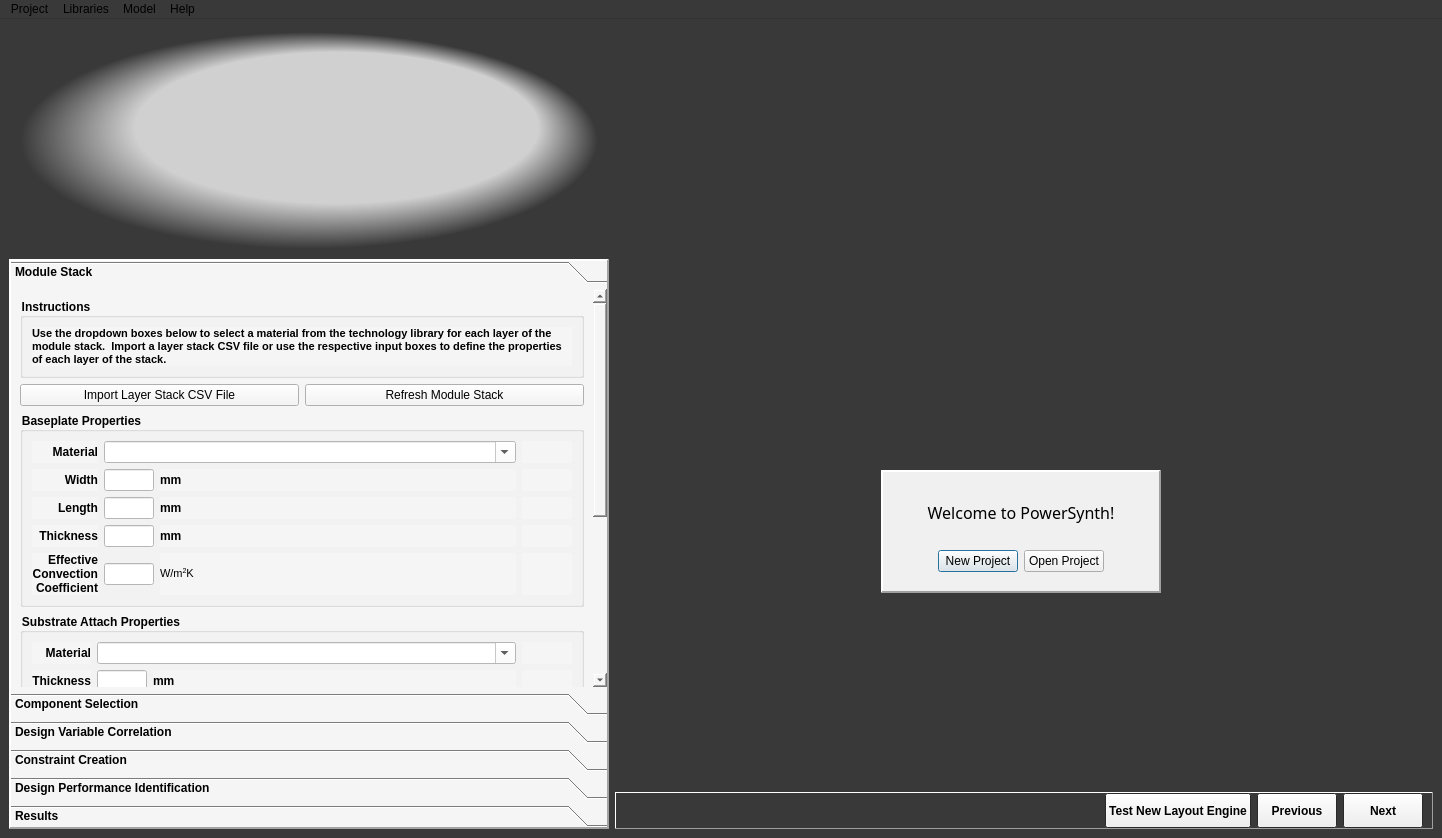
First picture: the form in powercad/project_builder/ui/mainWindow_newlayoutengine.ui, repository e3da/PowerSynth1-src, before the edit.
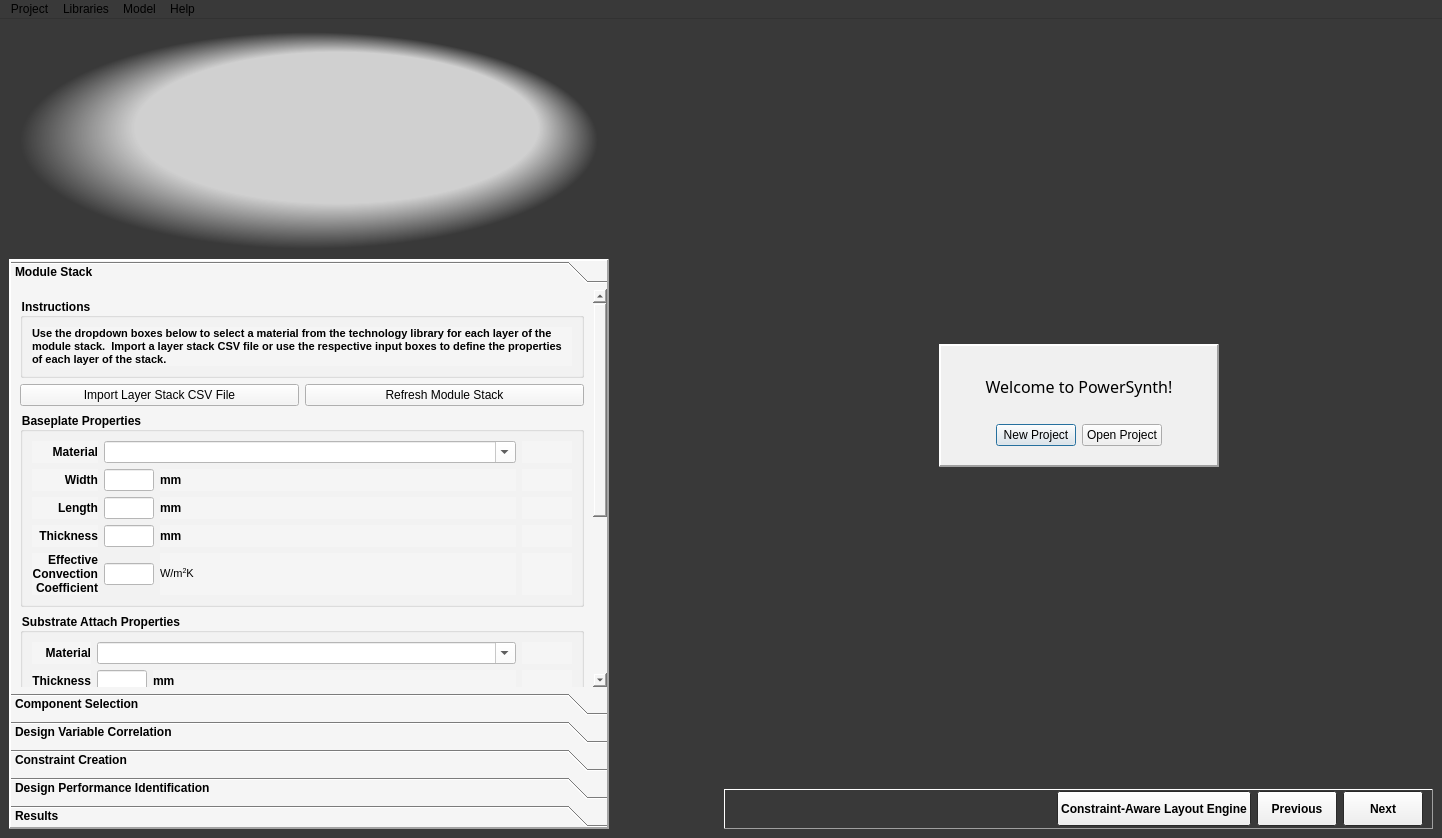
Second picture: the form after the edit. The open tabs and pages were chosen to show the change. Icons and pictures are not drawn.

Diff of the .ui file:
```diff
--- a/powercad/project_builder/ui/mainWindow_newlayoutengine.ui
+++ b/powercad/project_builder/ui/mainWindow_newlayoutengine.ui
@@ -82,7 +82,276 @@
   </property>
   <widget class="QWidget" name="centralwidget">
    <layout class="QGridLayout" name="gridLayout">
-    <item row="5" column="2" colspan="2">
+    <item row="0" column="2" rowspan="4" colspan="2">
+     <widget class="QStackedWidget" name="stackedWidget">
+      <property name="enabled">
+       <bool>true</bool>
+      </property>
+      <property name="palette">
+       <palette>
+        <active>
+         <colorrole role="Base">
+          <brush brushstyle="SolidPattern">
+           <color alpha="255">
+            <red>255</red>
+            <green>255</green>
+            <blue>255</blue>
+           </color>
+          </brush>
+         </colorrole>
+         <colorrole role="Window">
+          <brush brushstyle="SolidPattern">
+           <color alpha="255">
+            <red>240</red>
+            <green>240</green>
+            <blue>240</blue>
+           </color>
+          </brush>
+         </colorrole>
+        </active>
+        <inactive>
+         <colorrole role="Base">
+          <brush brushstyle="SolidPattern">
+           <color alpha="255">
+            <red>255</red>
+            <green>255</green>
+            <blue>255</blue>
+           </color>
+          </brush>
+         </colorrole>
+         <colorrole role="Window">
+          <brush brushstyle="SolidPattern">
+           <color alpha="255">
+            <red>240</red>
+            <green>240</green>
+            <blue>240</blue>
+           </color>
+          </brush>
+         </colorrole>
+        </inactive>
+        <disabled>
+         <colorrole role="Base">
+          <brush brushstyle="SolidPattern">
+           <color alpha="255">
+            <red>240</red>
+            <green>240</green>
+            <blue>240</blue>
+           </color>
+          </brush>
+         </colorrole>
+         <colorrole role="Window">
+          <brush brushstyle="SolidPattern">
+           <color alpha="255">
+            <red>240</red>
+            <green>240</green>
+            <blue>240</blue>
+           </color>
+          </brush>
+         </colorrole>
+        </disabled>
+       </palette>
+      </property>
+      <property name="frameShape">
+       <enum>QFrame::NoFrame</enum>
+      </property>
+      <property name="currentIndex">
+       <number>6</number>
+      </property>
+      <widget class="QWidget" name="page_13">
+       <layout class="QGridLayout" name="gridLayout_8">
+        <item row="0" column="0">
+         <widget class="QLabel" name="lbl_modStackImg">
+          <property name="text">
+           <string>&lt;!DOCTYPE HTML PUBLIC &quot;-//W3C//DTD HTML 4.0//EN&quot; &quot;http://www.w3.org/TR/REC-html40/strict.dtd&quot;&gt;
+&lt;html&gt;&lt;head&gt;&lt;meta name=&quot;qrichtext&quot; content=&quot;1&quot; /&gt;&lt;style type=&quot;text/css&quot;&gt;
+p, li { white-space: pre-wrap; }
+&lt;/style&gt;&lt;/head&gt;&lt;body style=&quot; font-family:'MS Shell Dlg 2'; font-size:8.25pt; font-weight:400; font-style:normal;&quot;&gt;
+&lt;p style=&quot; margin-top:0px; margin-bottom:0px; margin-left:0px; margin-right:0px; -qt-block-indent:0; text-indent:0px;&quot;&gt;&lt;img src=&quot;:/images/images/main_window/dimensions.png&quot; /&gt;&lt;/p&gt;&lt;/body&gt;&lt;/html&gt;</string>
+          </property>
+          <property name="alignment">
+           <set>Qt::AlignCenter</set>
+          </property>
+         </widget>
+        </item>
+       </layout>
+      </widget>
+      <widget class="QWidget" name="page_5"/>
+      <widget class="QWidget" name="page_11"/>
+      <widget class="QWidget" name="page_7"/>
+      <widget class="QWidget" name="page_6"/>
+      <widget class="QWidget" name="page_8">
+       <layout class="QGridLayout" name="gridLayout_2">
+        <property name="margin">
+         <number>0</number>
+        </property>
+        <item row="0" column="0">
+         <widget class="QMdiArea" name="mdiArea"/>
+        </item>
+       </layout>
+      </widget>
+      <widget class="QWidget" name="page_9">
+       <layout class="QGridLayout" name="gridLayout_18">
+        <item row="1" column="1">
+         <widget class="QFrame" name="frame">
+          <property name="styleSheet">
+           <string notr="true">background-color: rgb(240, 240, 240);</string>
+          </property>
+          <property name="frameShape">
+           <enum>QFrame::Panel</enum>
+          </property>
+          <property name="frameShadow">
+           <enum>QFrame::Raised</enum>
+          </property>
+          <property name="lineWidth">
+           <number>2</number>
+          </property>
+          <layout class="QGridLayout" name="gridLayout_17">
+           <item row="2" column="0">
+            <spacer name="horizontalSpacer_9">
+             <property name="orientation">
+              <enum>Qt::Horizontal</enum>
+             </property>
+             <property name="sizeHint" stdset="0">
+              <size>
+               <width>40</width>
+               <height>20</height>
+              </size>
+             </property>
+            </spacer>
+           </item>
+           <item row="2" column="1" colspan="2">
+            <widget class="QPushButton" name="btn_newProject">
+             <property name="text">
+              <string>New Project</string>
+             </property>
+             <property name="default">
+              <bool>true</bool>
+             </property>
+            </widget>
+           </item>
+           <item row="2" column="3">
+            <widget class="QPushButton" name="btn_openProject">
+             <property name="text">
+              <string>Open Project</string>
+             </property>
+            </widget>
+           </item>
+           <item row="2" column="4">
+            <spacer name="horizontalSpacer_10">
+             <property name="orientation">
+              <enum>Qt::Horizontal</enum>
+             </property>
+             <property name="sizeHint" stdset="0">
+              <size>
+               <width>40</width>
+               <height>20</height>
+              </size>
+             </property>
+            </spacer>
+           </item>
+           <item row="0" column="0" colspan="5">
+            <widget class="QLabel" name="label_5">
+             <property name="font">
+              <font>
+               <family>Arial Rounded MT Bold</family>
+               <weight>75</weight>
+               <bold>true</bold>
+              </font>
+             </property>
+             <property name="text">
+              <string>&lt;!DOCTYPE HTML PUBLIC &quot;-//W3C//DTD HTML 4.0//EN&quot; &quot;http://www.w3.org/TR/REC-html40/strict.dtd&quot;&gt;
+&lt;html&gt;&lt;head&gt;&lt;meta name=&quot;qrichtext&quot; content=&quot;1&quot; /&gt;&lt;style type=&quot;text/css&quot;&gt;
+p, li { white-space: pre-wrap; }
+&lt;/style&gt;&lt;/head&gt;&lt;body style=&quot; font-family:'MS Shell Dlg 2'; font-size:8.25pt; font-weight:400; font-style:normal;&quot;&gt;
+&lt;p style=&quot; margin-top:0px; margin-bottom:0px; margin-left:0px; margin-right:0px; -qt-block-indent:0; text-indent:0px;&quot;&gt;&lt;span style=&quot; font-size:12pt;&quot;&gt;Welcome to PowerSynth!&lt;/span&gt;&lt;/p&gt;&lt;/body&gt;&lt;/html&gt;</string>
+             </property>
+             <property name="alignment">
+              <set>Qt::AlignCenter</set>
+             </property>
+             <property name="wordWrap">
+              <bool>true</bool>
+             </property>
+             <property name="margin">
+              <number>20</number>
+             </property>
+            </widget>
+           </item>
+           <item row="3" column="1">
+            <spacer name="verticalSpacer_19">
+             <property name="orientation">
+              <enum>Qt::Vertical</enum>
+             </property>
+             <property name="sizeType">
+              <enum>QSizePolicy::Fixed</enum>
+             </property>
+             <property name="sizeHint" stdset="0">
+              <size>
+               <width>20</width>
+               <height>10</height>
+              </size>
+             </property>
+            </spacer>
+           </item>
+          </layout>
+         </widget>
+        </item>
+        <item row="0" column="1">
+         <spacer name="verticalSpacer_16">
+          <property name="orientation">
+           <enum>Qt::Vertical</enum>
+          </property>
+          <property name="sizeHint" stdset="0">
+           <size>
+            <width>273</width>
+            <height>277</height>
+           </size>
+          </property>
+         </spacer>
+        </item>
+        <item row="2" column="1">
+         <spacer name="verticalSpacer_17">
+          <property name="orientation">
+           <enum>Qt::Vertical</enum>
+          </property>
+          <property name="sizeHint" stdset="0">
+           <size>
+            <width>273</width>
+            <height>276</height>
+           </size>
+          </property>
+         </spacer>
+        </item>
+        <item row="1" column="0">
+         <spacer name="horizontalSpacer_4">
+          <property name="orientation">
+           <enum>Qt::Horizontal</enum>
+          </property>
+          <property name="sizeHint" stdset="0">
+           <size>
+            <width>183</width>
+            <height>123</height>
+           </size>
+          </property>
+         </spacer>
+        </item>
+        <item row="1" column="2">
+         <spacer name="horizontalSpacer_8">
+          <property name="orientation">
+           <enum>Qt::Horizontal</enum>
+          </property>
+          <property name="sizeHint" stdset="0">
+           <size>
+            <width>182</width>
+            <height>123</height>
+           </size>
+          </property>
+         </spacer>
+        </item>
+       </layout>
+      </widget>
+     </widget>
+    </item>
+    <item row="4" column="2" colspan="2">
      <widget class="QFrame" name="frame_2">
       <property name="maximumSize">
        <size>
@@ -143,7 +412,7 @@
           </font>
          </property>
          <property name="text">
-          <string>Test New Layout Engine</string>
+          <string>Constraint-Aware Layout Engine</string>
          </property>
         </widget>
        </item>
@@ -405,7 +674,7 @@
        <string/>
       </property>
       <property name="pixmap">
-       <pixmap resource="main_window_images.qrc">:/images/images/main_window/PowerSynth_Logo_Temp3.png</pixmap>
+       <pixmap>:/images/images/main_window/PowerSynth_Logo_Temp3.png</pixmap>
       </property>
       <property name="scaledContents">
        <bool>true</bool>
@@ -415,7 +684,7 @@
       </property>
      </widget>
     </item>
-    <item row="1" column="0" rowspan="5" colspan="2">
+    <item row="1" column="0" rowspan="4" colspan="2">
      <widget class="QToolBox" name="navigation">
       <property name="enabled">
        <bool>true</bool>
@@ -561,8 +830,8 @@
         <rect>
          <x>0</x>
          <y>0</y>
-         <width>579</width>
-         <height>614</height>
+         <width>276</width>
+         <height>653</height>
         </rect>
        </property>
        <attribute name="label">
@@ -1534,8 +1803,8 @@
         <rect>
          <x>0</x>
          <y>0</y>
-         <width>579</width>
-         <height>594</height>
+         <width>270</width>
+         <height>698</height>
         </rect>
        </property>
        <attribute name="label">
@@ -1982,8 +2251,8 @@
         <rect>
          <x>0</x>
          <y>0</y>
-         <width>596</width>
-         <height>402</height>
+         <width>125</width>
+         <height>655</height>
         </rect>
        </property>
        <attribute name="label">
@@ -2278,8 +2547,8 @@
         <rect>
          <x>0</x>
          <y>0</y>
-         <width>596</width>
-         <height>402</height>
+         <width>215</width>
+         <height>386</height>
         </rect>
        </property>
        <attribute name="label">
@@ -2472,8 +2741,8 @@
         <rect>
          <x>0</x>
          <y>0</y>
-         <width>579</width>
-         <height>536</height>
+         <width>450</width>
+         <height>549</height>
         </rect>
        </property>
        <attribute name="label">
@@ -3047,7 +3316,7 @@
        <property name="geometry">
         <rect>
          <x>0</x>
-         <y>-12</y>
+         <y>0</y>
          <width>579</width>
          <height>414</height>
         </rect>
@@ -3498,275 +3767,6 @@
       </widget>
      </widget>
     </item>
-    <item row="4" column="2">
-     <widget class="QStackedWidget" name="stackedWidget">
-      <property name="enabled">
-       <bool>true</bool>
-      </property>
-      <property name="palette">
-       <palette>
-        <active>
-         <colorrole role="Base">
-          <brush brushstyle="SolidPattern">
-           <color alpha="255">
-            <red>255</red>
-            <green>255</green>
-            <blue>255</blue>
-           </color>
-          </brush>
-         </colorrole>
-         <colorrole role="Window">
-          <brush brushstyle="SolidPattern">
-           <color alpha="255">
-            <red>240</red>
-            <green>240</green>
-            <blue>240</blue>
-           </color>
-          </brush>
-         </colorrole>
-        </active>
-        <inactive>
-         <colorrole role="Base">
-          <brush brushstyle="SolidPattern">
-           <color alpha="255">
-            <red>255</red>
-            <green>255</green>
-            <blue>255</blue>
-           </color>
-          </brush>
-         </colorrole>
-         <colorrole role="Window">
-          <brush brushstyle="SolidPattern">
-           <color alpha="255">
-            <red>240</red>
-            <green>240</green>
-            <blue>240</blue>
-           </color>
-          </brush>
-         </colorrole>
-        </inactive>
-        <disabled>
-         <colorrole role="Base">
-          <brush brushstyle="SolidPattern">
-           <color alpha="255">
-            <red>240</red>
-            <green>240</green>
-            <blue>240</blue>
-           </color>
-          </brush>
-         </colorrole>
-         <colorrole role="Window">
-          <brush brushstyle="SolidPattern">
-           <color alpha="255">
-            <red>240</red>
-            <green>240</green>
-            <blue>240</blue>
-           </color>
-          </brush>
-         </colorrole>
-        </disabled>
-       </palette>
-      </property>
-      <property name="frameShape">
-       <enum>QFrame::NoFrame</enum>
-      </property>
-      <property name="currentIndex">
-       <number>6</number>
-      </property>
-      <widget class="QWidget" name="page_13">
-       <layout class="QGridLayout" name="gridLayout_8">
-        <item row="0" column="0">
-         <widget class="QLabel" name="lbl_modStackImg">
-          <property name="text">
-           <string>&lt;!DOCTYPE HTML PUBLIC &quot;-//W3C//DTD HTML 4.0//EN&quot; &quot;http://www.w3.org/TR/REC-html40/strict.dtd&quot;&gt;
-&lt;html&gt;&lt;head&gt;&lt;meta name=&quot;qrichtext&quot; content=&quot;1&quot; /&gt;&lt;style type=&quot;text/css&quot;&gt;
-p, li { white-space: pre-wrap; }
-&lt;/style&gt;&lt;/head&gt;&lt;body style=&quot; font-family:'MS Shell Dlg 2'; font-size:8.25pt; font-weight:400; font-style:normal;&quot;&gt;
-&lt;p style=&quot; margin-top:0px; margin-bottom:0px; margin-left:0px; margin-right:0px; -qt-block-indent:0; text-indent:0px;&quot;&gt;&lt;img src=&quot;:/images/images/main_window/dimensions.png&quot; /&gt;&lt;/p&gt;&lt;/body&gt;&lt;/html&gt;</string>
-          </property>
-          <property name="alignment">
-           <set>Qt::AlignCenter</set>
-          </property>
-         </widget>
-        </item>
-       </layout>
-      </widget>
-      <widget class="QWidget" name="page_5"/>
-      <widget class="QWidget" name="page_11"/>
-      <widget class="QWidget" name="page_7"/>
-      <widget class="QWidget" name="page_6"/>
-      <widget class="QWidget" name="page_8">
-       <layout class="QGridLayout" name="gridLayout_2">
-        <property name="margin">
-         <number>0</number>
-        </property>
-        <item row="0" column="0">
-         <widget class="QMdiArea" name="mdiArea"/>
-        </item>
-       </layout>
-      </widget>
-      <widget class="QWidget" name="page_9">
-       <layout class="QGridLayout" name="gridLayout_18">
-        <item row="1" column="1">
-         <widget class="QFrame" name="frame">
-          <property name="styleSheet">
-           <string notr="true">background-color: rgb(240, 240, 240);</string>
-          </property>
-          <property name="frameShape">
-           <enum>QFrame::Panel</enum>
-          </property>
-          <property name="frameShadow">
-           <enum>QFrame::Raised</enum>
-          </property>
-          <property name="lineWidth">
-           <number>2</number>
-          </property>
-          <layout class="QGridLayout" name="gridLayout_17">
-           <item row="2" column="0">
-            <spacer name="horizontalSpacer_9">
-             <property name="orientation">
-              <enum>Qt::Horizontal</enum>
-             </property>
-             <property name="sizeHint" stdset="0">
-              <size>
-               <width>40</width>
-               <height>20</height>
-              </size>
-             </property>
-            </spacer>
-           </item>
-           <item row="2" column="1" colspan="2">
-            <widget class="QPushButton" name="btn_newProject">
-             <property name="text">
-              <string>New Project</string>
-             </property>
-             <property name="default">
-              <bool>true</bool>
-             </property>
-            </widget>
-           </item>
-           <item row="2" column="3">
-            <widget class="QPushButton" name="btn_openProject">
-             <property name="text">
-              <string>Open Project</string>
-             </property>
-            </widget>
-           </item>
-           <item row="2" column="4">
-            <spacer name="horizontalSpacer_10">
-             <property name="orientation">
-              <enum>Qt::Horizontal</enum>
-             </property>
-             <property name="sizeHint" stdset="0">
-              <size>
-               <width>40</width>
-               <height>20</height>
-              </size>
-             </property>
-            </spacer>
-           </item>
-           <item row="0" column="0" colspan="5">
-            <widget class="QLabel" name="label_5">
-             <property name="font">
-              <font>
-               <family>Arial Rounded MT Bold</family>
-               <weight>75</weight>
-               <bold>true</bold>
-              </font>
-             </property>
-             <property name="text">
-              <string>&lt;!DOCTYPE HTML PUBLIC &quot;-//W3C//DTD HTML 4.0//EN&quot; &quot;http://www.w3.org/TR/REC-html40/strict.dtd&quot;&gt;
-&lt;html&gt;&lt;head&gt;&lt;meta name=&quot;qrichtext&quot; content=&quot;1&quot; /&gt;&lt;style type=&quot;text/css&quot;&gt;
-p, li { white-space: pre-wrap; }
-&lt;/style&gt;&lt;/head&gt;&lt;body style=&quot; font-family:'MS Shell Dlg 2'; font-size:8.25pt; font-weight:400; font-style:normal;&quot;&gt;
-&lt;p style=&quot; margin-top:0px; margin-bottom:0px; margin-left:0px; margin-right:0px; -qt-block-indent:0; text-indent:0px;&quot;&gt;&lt;span style=&quot; font-size:12pt;&quot;&gt;Welcome to PowerSynth!&lt;/span&gt;&lt;/p&gt;&lt;/body&gt;&lt;/html&gt;</string>
-             </property>
-             <property name="alignment">
-              <set>Qt::AlignCenter</set>
-             </property>
-             <property name="wordWrap">
-              <bool>true</bool>
-             </property>
-             <property name="margin">
-              <number>20</number>
-             </property>
-            </widget>
-           </item>
-           <item row="3" column="1">
-            <spacer name="verticalSpacer_19">
-             <property name="orientation">
-              <enum>Qt::Vertical</enum>
-             </property>
-             <property name="sizeType">
-              <enum>QSizePolicy::Fixed</enum>
-             </property>
-             <property name="sizeHint" stdset="0">
-              <size>
-               <width>20</width>
-               <height>10</height>
-              </size>
-             </property>
-            </spacer>
-           </item>
-          </layout>
-         </widget>
-        </item>
-        <item row="0" column="1">
-         <spacer name="verticalSpacer_16">
-          <property name="orientation">
-           <enum>Qt::Vertical</enum>
-          </property>
-          <property name="sizeHint" stdset="0">
-           <size>
-            <width>273</width>
-            <height>277</height>
-           </size>
-          </property>
-         </spacer>
-        </item>
-        <item row="2" column="1">
-         <spacer name="verticalSpacer_17">
-          <property name="orientation">
-           <enum>Qt::Vertical</enum>
-          </property>
-          <property name="sizeHint" stdset="0">
-           <size>
-            <width>273</width>
-            <height>276</height>
-           </size>
-          </property>
-         </spacer>
-        </item>
-        <item row="1" column="0">
-         <spacer name="horizontalSpacer_4">
-          <property name="orientation">
-           <enum>Qt::Horizontal</enum>
-          </property>
-          <property name="sizeHint" stdset="0">
-           <size>
-            <width>183</width>
-            <height>123</height>
-           </size>
-          </property>
-         </spacer>
-        </item>
-        <item row="1" column="2">
-         <spacer name="horizontalSpacer_8">
-          <property name="orientation">
-           <enum>Qt::Horizontal</enum>
-          </property>
-          <property name="sizeHint" stdset="0">
-           <size>
-            <width>182</width>
-            <height>123</height>
-           </size>
-          </property>
-         </spacer>
-        </item>
-       </layout>
-      </widget>
-     </widget>
-    </item>
    </layout>
   </widget>
   <widget class="QMenuBar" name="menubar">
```
